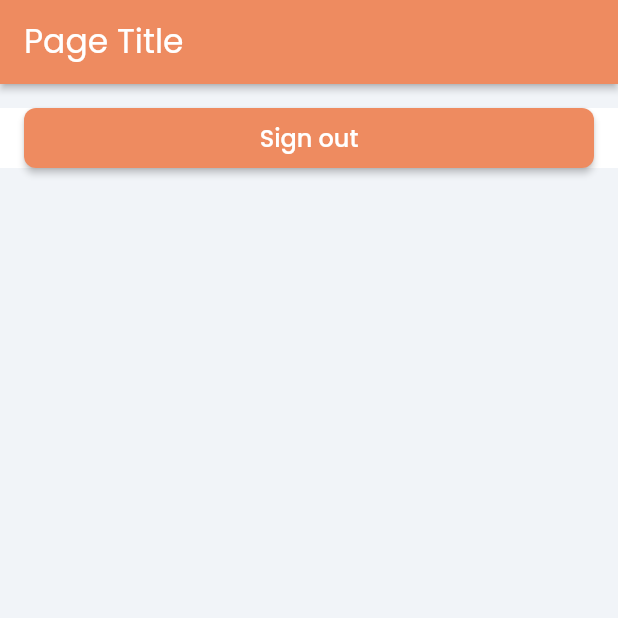
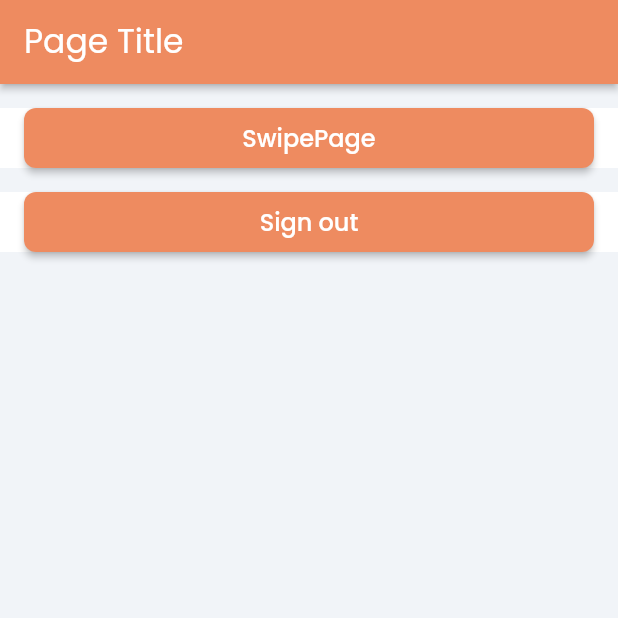
Before and after one commit to darksilver99/silver, a Flutter app: the screen it shows once a user with an empty profile is signed in, on a phone screen of 412 x 824 dp, the top half of it. Run offline on Flutter 3.47's test engine with Material 2 defaults, Android fonts, the phone set to English and light mode, and no system bars; drawn by our look-alikes of auto_size_text; our stand-ins replace built_collection, built_value, cloud_firestore, firebase_auth, firebase_core, firebase_crashlytics and 12 more; missing offline and left inert: json_path, swipeable_card_stack; accounts and stored records are empty; generated files the repository leaves out were written again.

Commit message:
Updating to latest FlutterFlow output.

```diff
--- a/lib/pages/home_page/home_page_widget.dart
+++ b/lib/pages/home_page/home_page_widget.dart
@@ -74,6 +74,44 @@ class _HomePageWidgetState extends State<HomePageWidget> {
                         EdgeInsetsDirectional.fromSTEB(16.0, 0.0, 16.0, 0.0),
                     child: FFButtonWidget(
                       onPressed: () async {
+                        context.pushNamed('SwipePage');
+                      },
+                      text: 'SwipePage',
+                      options: FFButtonOptions(
+                        width: 130.0,
+                        height: 40.0,
+                        padding:
+                            EdgeInsetsDirectional.fromSTEB(0.0, 0.0, 0.0, 0.0),
+                        iconPadding:
+                            EdgeInsetsDirectional.fromSTEB(0.0, 0.0, 0.0, 0.0),
+                        color: FlutterFlowTheme.of(context).tertiaryColor,
+                        textStyle:
+                            FlutterFlowTheme.of(context).subtitle2.override(
+                                  fontFamily: 'Poppins',
+                                  color: Colors.white,
+                                ),
+                        borderSide: BorderSide(
+                          color: Colors.transparent,
+                          width: 1.0,
+                        ),
+                        borderRadius: BorderRadius.circular(8.0),
+                      ),
+                    ),
+                  ),
+                ),
+              ),
+              Padding(
+                padding: EdgeInsetsDirectional.fromSTEB(0.0, 16.0, 0.0, 0.0),
+                child: Container(
+                  width: double.infinity,
+                  decoration: BoxDecoration(
+                    color: FlutterFlowTheme.of(context).secondaryBackground,
+                  ),
+                  child: Padding(
+                    padding:
+                        EdgeInsetsDirectional.fromSTEB(16.0, 0.0, 16.0, 0.0),
+                    child: FFButtonWidget(
+                      onPressed: () async {
                         GoRouter.of(context).prepareAuthEvent();
                         await signOut();
                         GoRouter.of(context).clearRedirectLocation();
```
